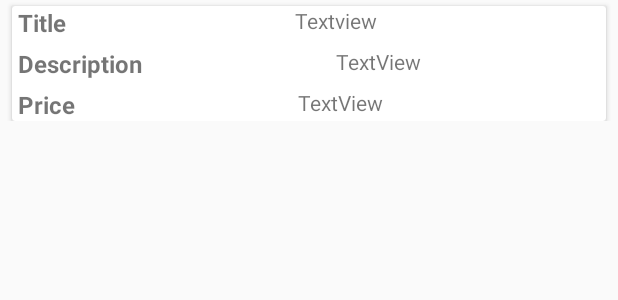
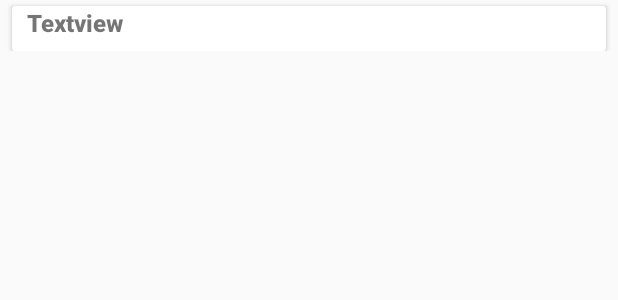
Before and after one commit to rajfp/AssignmentApplication, an Android app: the layout books_item_layout.xml on its own in the app's theme, with its tools: preview values and no code run, on a phone screen of 412 x 824 dp. Shown: the top 300 px of the screen. Run offline under Robolectric (Android 15) with nearby library versions, the phone set to English and light mode, and no system bars.

Commit message:
added expandable recycler view to booklist

```diff
--- a/base_code/app/src/main/java/com/dehaat/dehaatassignment/adapter/BooksAdapter.kt
+++ b/base_code/app/src/main/java/com/dehaat/dehaatassignment/adapter/BooksAdapter.kt
@@ -9,10 +9,10 @@ import com.dehaat.dehaatassignment.R
 import com.dehaat.dehaatassignment.model.books
 import kotlinx.android.synthetic.main.books_item_layout.view.*
 
-class BooksAdapter(private val context:Context,private val bookList: List<books>) : RecyclerView.Adapter<BooksAdapter.BookViewHolder>() {
+class BooksAdapter(private val context: Context, private val bookList: List<books>) : RecyclerView.Adapter<BooksAdapter.BookViewHolder>() {
 
     override fun onCreateViewHolder(parent: ViewGroup, viewType: Int): BookViewHolder {
-        return BookViewHolder(LayoutInflater.from(context).inflate(R.layout.books_item_layout,parent,false))
+        return BookViewHolder(LayoutInflater.from(context).inflate(R.layout.books_item_layout, parent, false))
     }
 
     override fun getItemCount(): Int {
@@ -20,15 +20,32 @@ class BooksAdapter(private val context:Context,private val bookList: List<books>
     }
 
     override fun onBindViewHolder(holder: BookViewHolder, position: Int) {
-        holder.title.text=bookList?.get(position).title
-        holder.description.text=bookList?.get(position).description
-        holder.price.text=bookList?.get(position).price
+        holder.title.text = bookList?.get(position).title
+        holder.description.text = bookList?.get(position).description
+        holder.price.text = "Price: Rs "+bookList?.get(position).price
+        if (bookList.get(position).isExpanded) {
+            holder.description.visibility = View.VISIBLE
+            holder.price.visibility=View.VISIBLE
+            holder.imgView.setImageResource(R.drawable.ic_arrow_drop_up_black_24dp)
+        }
+        else {
+            holder.description.visibility = View.GONE
+            holder.price.visibility=View.GONE
+            holder.imgView.setImageResource(R.drawable.ic_arrow_drop_down_black_24dp)
+        }
+        holder.clickViewbooks.setOnClickListener {
+            bookList.get(position).isExpanded = !bookList.get(position).isExpanded
+            notifyItemChanged(position)
+        }
+
     }
 
     class BookViewHolder(view: View) : RecyclerView.ViewHolder(view) {
 
-        var title= view.tv_title
-        var description= view.tv_description
-        var price= view.tv_price
+        var title = view.tv_title
+        var description = view.tv_description
+        var price = view.tv_price
+        var clickViewbooks = view.click_view_books
+        var imgView=view.img
     }
 }
--- a/base_code/app/src/main/java/com/dehaat/dehaatassignment/model/AuthorsResponseDto.kt
+++ b/base_code/app/src/main/java/com/dehaat/dehaatassignment/model/AuthorsResponseDto.kt
@@ -7,4 +7,4 @@ data class AuthorsResponseDto(@SerializedName("data") var data: List<AuthorsData
 
 data class AuthorsData(var author_name:String?,var author_bio:String?,var books: List<books>?)
 
-data class books(var publisher:String?,var title:String?,var description:String?,var price:String?)
+data class books(var publisher:String?,var title:String?,var description:String?,var price:String?,var isExpanded:Boolean=false)
--- a/base_code/app/src/main/java/com/dehaat/dehaatassignment/viewmodel/MyViewModel.kt
+++ b/base_code/app/src/main/java/com/dehaat/dehaatassignment/viewmodel/MyViewModel.kt
@@ -6,7 +6,7 @@ import androidx.lifecycle.ViewModel
 import com.dehaat.dehaatassignment.model.AuthorsResponseDto
 import com.dehaat.dehaatassignment.repository.MyRepository
 
-class MyViewModel(private val application: Application): ViewModel() {
+class MyViewModel(application: Application): ViewModel() {
     private var myRepository:MyRepository
     private var authorData: MutableLiveData<AuthorsResponseDto>
 
--- /dev/null
+++ b/base_code/app/src/main/res/drawable/ic_arrow_drop_down_black_24dp.xml
@@ -0,0 +1,5 @@
+<vector android:height="24dp" android:tint="#D3D3D3"
+    android:viewportHeight="24.0" android:viewportWidth="24.0"
+    android:width="24dp" xmlns:android="http://schemas.android.com/apk/res/android">
+    <path android:fillColor="#FF000000" android:pathData="M7,10l5,5 5,-5z"/>
+</vector>
--- /dev/null
+++ b/base_code/app/src/main/res/drawable/ic_arrow_drop_up_black_24dp.xml
@@ -0,0 +1,5 @@
+<vector android:height="24dp" android:tint="#D3D3D3"
+    android:viewportHeight="24.0" android:viewportWidth="24.0"
+    android:width="24dp" xmlns:android="http://schemas.android.com/apk/res/android">
+    <path android:fillColor="#FF000000" android:pathData="M7,14l5,-5 5,5z"/>
+</vector>
--- a/base_code/app/src/main/res/layout/author_item_layout.xml
+++ b/base_code/app/src/main/res/layout/author_item_layout.xml
@@ -25,7 +25,6 @@
             android:id="@+id/tv_author_name"
             android:layout_width="wrap_content"
             android:layout_height="wrap_content"
-            android:text="TextView"
             android:textSize="16sp"
             android:textStyle="bold"
             android:typeface="serif"
@@ -38,7 +37,6 @@
             android:layout_width="wrap_content"
             android:layout_height="wrap_content"
             android:layout_marginTop="5dp"
-            android:text="TextView"
             app:layout_constraintEnd_toEndOf="parent"
             app:layout_constraintStart_toStartOf="parent"
             app:layout_constraintTop_toBottomOf="@+id/tv_author_name" />
--- a/base_code/app/src/main/res/layout/books_item_layout.xml
+++ b/base_code/app/src/main/res/layout/books_item_layout.xml
@@ -18,33 +18,48 @@
         app:layout_constraintStart_toStartOf="parent"
         app:layout_constraintTop_toTopOf="parent">
 
-        <androidx.constraintlayout.widget.ConstraintLayout
+        <LinearLayout
+            android:id="@+id/click_view_books"
             android:layout_width="match_parent"
-            android:layout_height="wrap_content">
-
+            android:orientation="vertical"
+            android:layout_marginLeft="10dp"
+            android:layout_height="match_parent">
+    <RelativeLayout
+        android:layout_width="match_parent"
+        android:layout_height="wrap_content"
+        android:orientation="horizontal">
             <TextView
                 android:id="@+id/tv_title"
+                android:layout_weight="1"
                 android:layout_width="wrap_content"
                 android:layout_height="wrap_content"
-                app:layout_constrainedWidth="true"
-                app:layout_constrainedHeight="true"
+                android:textStyle="bold"
+                android:textSize="16sp"
+                android:fontFamily="sans-serif-black"
                 android:text="Textview"
-                app:layout_constraintEnd_toEndOf="parent"
-                app:layout_constraintStart_toEndOf="@+id/tv_title_head"
-                app:layout_constraintTop_toTopOf="parent" />
+                android:layout_alignParentLeft="true"
 
+                />
+        <ImageView
+            android:layout_gravity="right"
+            android:layout_weight="1"
+            android:id="@+id/img"
+            android:layout_width="30dp"
+            android:layout_alignParentRight="true"
+            android:layout_height="30dp">
+
+        </ImageView>
+
+    </RelativeLayout>
             <TextView
                 android:id="@+id/tv_description"
                 android:layout_width="wrap_content"
                 android:layout_height="wrap_content"
+                android:layout_marginLeft="10dp"
                 android:layout_marginTop="@dimen/margin_8"
                 android:text="TextView"
-                android:layout_marginLeft="5dp"
-                app:layout_constrainedWidth="true"
-                app:layout_constrainedHeight="true"
-                app:layout_constraintEnd_toEndOf="parent"
-                app:layout_constraintStart_toEndOf="@+id/tv_dec_head"
-                app:layout_constraintTop_toBottomOf="@+id/tv_title" />
+                android:visibility="gone"
+              />
 
             <TextView
                 android:id="@+id/tv_price"
@@ -52,52 +67,12 @@
                 android:layout_height="wrap_content"
                 android:layout_marginTop="@dimen/margin_8"
                 android:text="TextView"
-                app:layout_constrainedWidth="true"
-                app:layout_constrainedHeight="true"
-                app:layout_constraintEnd_toEndOf="parent"
-                app:layout_constraintStart_toEndOf="@+id/tv_price_head"
-                app:layout_constraintTop_toBottomOf="@+id/tv_description" />
+                android:layout_marginLeft="10dp"
+                android:visibility="gone"
+           />
 
-            <TextView
-                android:id="@+id/tv_title_head"
-                android:layout_width="wrap_content"
-                android:layout_height="wrap_content"
-                android:text="Title"
-                android:layout_marginLeft="4dp"
-                android:textSize="16sp"
-                app:layout_constrainedWidth="true"
-                app:layout_constrainedHeight="true"
-                android:textStyle="bold"
-                app:layout_constraintStart_toStartOf="parent"
-                app:layout_constraintTop_toTopOf="parent" />
 
-            <TextView
-                android:id="@+id/tv_dec_head"
-                android:layout_width="wrap_content"
-                android:layout_height="wrap_content"
-                android:text="Description"
-                android:layout_marginLeft="4dp"
-                android:textSize="16sp"
-                android:textStyle="bold"
-                app:layout_constrainedWidth="true"
-                app:layout_constrainedHeight="true"
-                app:layout_constraintStart_toStartOf="parent"
-                app:layout_constraintTop_toTopOf="@+id/tv_description" />
-
-            <TextView
-                android:id="@+id/tv_price_head"
-                android:layout_width="wrap_content"
-                android:layout_height="wrap_content"
-                android:text="Price"
-                android:layout_marginLeft="4dp"
-                android:textSize="16sp"
-                android:textStyle="bold"
-                app:layout_constrainedWidth="true"
-                app:layout_constrainedHeight="true"
-                app:layout_constraintStart_toStartOf="parent"
-                app:layout_constraintTop_toTopOf="@+id/tv_price" />
-
-        </androidx.constraintlayout.widget.ConstraintLayout>
+        </LinearLayout>
     </androidx.cardview.widget.CardView>
 
 </androidx.constraintlayout.widget.ConstraintLayout>
```
